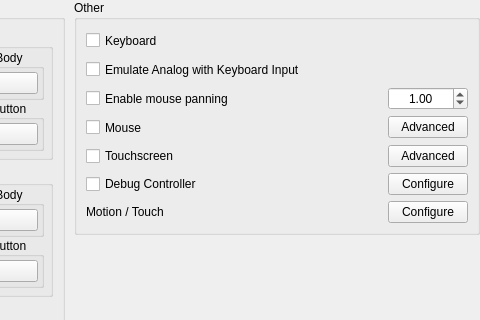
Old version of the form src/yuzu/configuration/configure_input_advanced.ui in the repository QuantumGhost/yuzu; both pictures show x 341 to 821 and y 0 to 320 of the 821 by 583 pixel window.
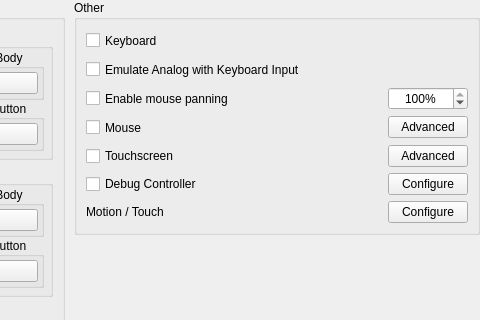
New version of the form.

```diff
--- a/src/yuzu/configuration/configure_input_advanced.ui
+++ b/src/yuzu/configuration/configure_input_advanced.ui
@@ -2573,27 +2573,24 @@
                   </widget>
                 </item>
                 <item row="2" column="2">
-                    <widget class="QDoubleSpinBox" name="mouse_panning_sensitivity">
+                    <widget class="QSpinBox" name="mouse_panning_sensitivity">
                       <property name="toolTip">
                         <string>Mouse sensitivity</string>
                       </property>
                       <property name="alignment">
                         <set>Qt::AlignCenter</set>
                       </property>
-                      <property name="decimals">
-                        <number>2</number>
+                      <property name="suffix">
+                        <string>%</string>
                       </property>
                       <property name="minimum">
-                        <double>0.100000000000000</double>
+                        <number>1</number>
                       </property>
                       <property name="maximum">
-                        <double>16.000000000000000</double>
-                      </property>
-                      <property name="singleStep">
-                        <double>0.010000000000000</double>
+                        <number>100</number>
                       </property>
                       <property name="value">
-                        <double>1.000000000000000</double>
+                        <number>100</number>
                       </property>
                     </widget>
                 </item>
```
